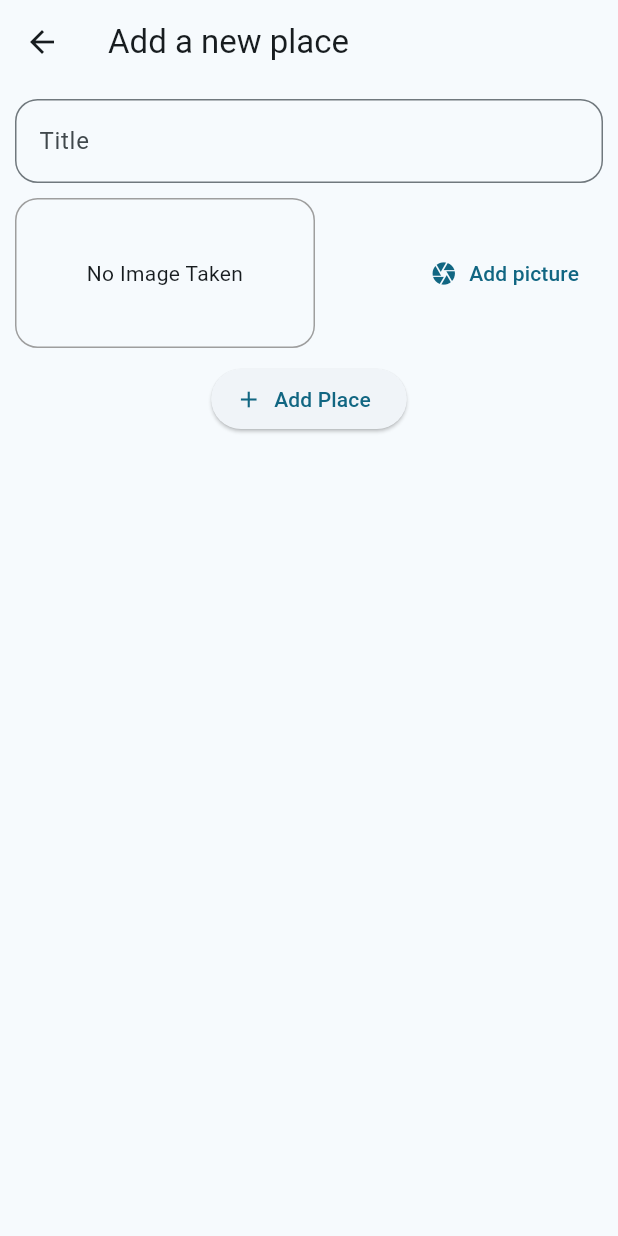
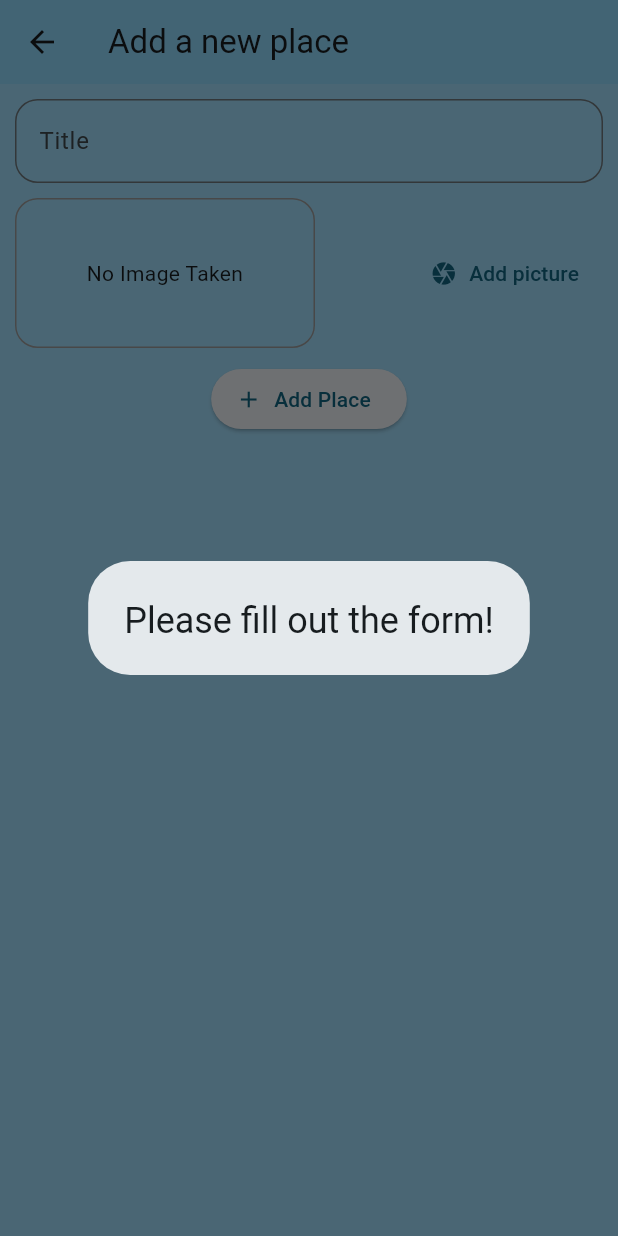
Before and after one commit to tux-1/great-places, a Flutter app: the AddPlaceScreen screen opened by its route, after a tap on "Add Place", on a phone screen of 412 x 824 dp. Run offline on Flutter 3.47's test engine with Material 3 defaults, Android fonts, the phone set to English and light mode, and no system bars; our stand-ins replace image_picker.

Commit message:
places_list_screen being put to work

```diff
--- a/lib/main.dart
+++ b/lib/main.dart
@@ -19,8 +19,9 @@ class MyApp extends StatelessWidget {
       child: MaterialApp(
         theme: ThemeData(
           colorScheme: ColorScheme.fromSeed(
-              seedColor: Colors.blueGrey,
-              ),
+            seedColor: Colors.blueGrey,
+            surface: const Color.fromARGB(204, 140, 215, 253),
+          ),
         ),
         home: PlacesListScreen(),
         routes: {
--- a/lib/screens/add_place_screen.dart
+++ b/lib/screens/add_place_screen.dart
@@ -1,5 +1,9 @@
+import 'dart:io';
+
 import 'package:flutter/material.dart';
+import 'package:provider/provider.dart';
 
+import '../providers/great_places.dart';
 import '../widgets/image_input.dart';
 
 class AddPlaceScreen extends StatefulWidget {
@@ -13,38 +17,57 @@ class AddPlaceScreen extends StatefulWidget {
 
 class _AddPlaceScreenState extends State<AddPlaceScreen> {
   final _titleController = TextEditingController();
+  File? _pickedImage;
+
+  void _selectImage(File pickedImage) {
+    _pickedImage = pickedImage;
+  }
+
+  void _savePlace() {
+    if (_titleController.text.isEmpty || _pickedImage == null) {
+      showDialog(
+          context: context,
+          builder: (ctx) => const AlertDialog(
+                title: Text('Please fill out the form!'),
+              ));
+      return;
+    }
+    Provider.of<GreatPlaces>(context, listen: false)
+        .addPlace(_titleController.text, _pickedImage!);
+    Navigator.of(context).pop();
+  }
 
   @override
   Widget build(BuildContext context) {
     return Scaffold(
       appBar: AppBar(
-        title: Text('Add a new place'),
+        title: const Text('Add a new place'),
       ),
       body: Column(
         crossAxisAlignment: CrossAxisAlignment.center,
         children: [
           SingleChildScrollView(
             child: Padding(
-              padding: EdgeInsets.all(10),
+              padding: const EdgeInsets.all(10),
               child: Column(
                 mainAxisAlignment: MainAxisAlignment.spaceAround,
                 children: [
                   TextField(
                     decoration: InputDecoration(
-                        label: Text('Title'),
+                        label: const Text('Title'),
                         border: OutlineInputBorder(
                           borderRadius: BorderRadius.circular(15),
                         )),
                     controller: _titleController,
                   ),
                   const SizedBox(height: 10),
-                  ImageInput(),
+                  ImageInput(_selectImage),
                 ],
               ),
             ),
           ),
           ElevatedButton.icon(
-            onPressed: () {},
+            onPressed: _savePlace,
             icon: const Icon(Icons.add),
             label: const Text('Add Place'),
           )
--- a/lib/widgets/image_input.dart
+++ b/lib/widgets/image_input.dart
@@ -2,9 +2,13 @@ import 'dart:io';
 
 import 'package:flutter/material.dart';
 import 'package:image_picker/image_picker.dart';
+import 'package:path/path.dart' as path;
+import 'package:path_provider/path_provider.dart' as syspaths;
 
 class ImageInput extends StatefulWidget {
-  const ImageInput({super.key});
+  final Function onSelectImage;
+
+  ImageInput(this.onSelectImage);
 
   @override
   State<ImageInput> createState() => _ImageInputState();
@@ -14,8 +18,7 @@ class _ImageInputState extends State<ImageInput> {
   File? _storedImage;
 
   _takePicture(ImageSource source) async {
-    final imageFile = await ImagePicker()
-    .pickImage(
+    final imageFile = await ImagePicker().pickImage(
       source: source,
       maxWidth: 600,
     );
@@ -23,8 +26,12 @@ class _ImageInputState extends State<ImageInput> {
       setState(() {
         _storedImage = File(imageFile.path);
       });
+      final appDirectory = await syspaths.getApplicationDocumentsDirectory();
+      final fileName = path.basename(imageFile.path);
+      final savedImage =
+          await File(imageFile.path).copy('${appDirectory.path}/$fileName');
+      widget.onSelectImage(savedImage);
     }
-
   }
 
   @override
@@ -41,13 +48,13 @@ class _ImageInputState extends State<ImageInput> {
           alignment: Alignment.center,
           child: _storedImage != null
               ? ClipRRect(
-                borderRadius: BorderRadius.circular(15),
-                child: Image.file(
+                  borderRadius: BorderRadius.circular(15),
+                  child: Image.file(
                     _storedImage!,
                     fit: BoxFit.cover,
                     width: double.infinity,
                   ),
-              )
+                )
               : const Text(
                   'No Image Taken',
                   textAlign: TextAlign.center,
```
Also changed, not shown: lib/providers/great_places.dart (+16 -0 lines), lib/screens/places_list_screen.dart (+18 -2 lines), 1 other file.
